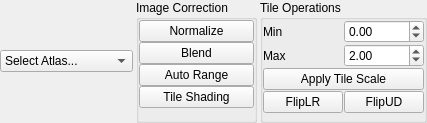
Old version of the form acq4/analysis/modules/MosaicEditor/MosaicEditorTemplate.ui in the repository pbmanis/acq4-2019.
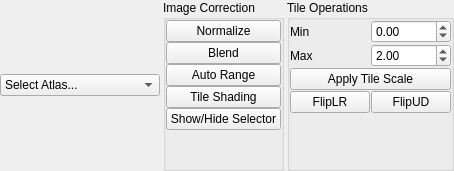
New version of the form.

Commit message: fixes of MosaicEditor functions and ui

The edit to the form file:
```diff
--- a/acq4/analysis/modules/MosaicEditor/MosaicEditorTemplate.ui
+++ b/acq4/analysis/modules/MosaicEditor/MosaicEditorTemplate.ui
@@ -6,8 +6,8 @@
    <rect>
     <x>0</x>
     <y>0</y>
-    <width>427</width>
-    <height>123</height>
+    <width>454</width>
+    <height>171</height>
    </rect>
   </property>
   <property name="windowTitle">
@@ -100,6 +100,13 @@
         </property>
        </widget>
       </item>
+      <item>
+       <widget class="QPushButton" name="showHideBtn">
+        <property name="text">
+         <string>Show/Hide Selector</string>
+        </property>
+       </widget>
+      </item>
       <item>
        <spacer name="verticalSpacer_2">
         <property name="orientation">
```
Left out of the diff: 44 changed lines with no effect on the pictures. The commit also changes 1 other file.
